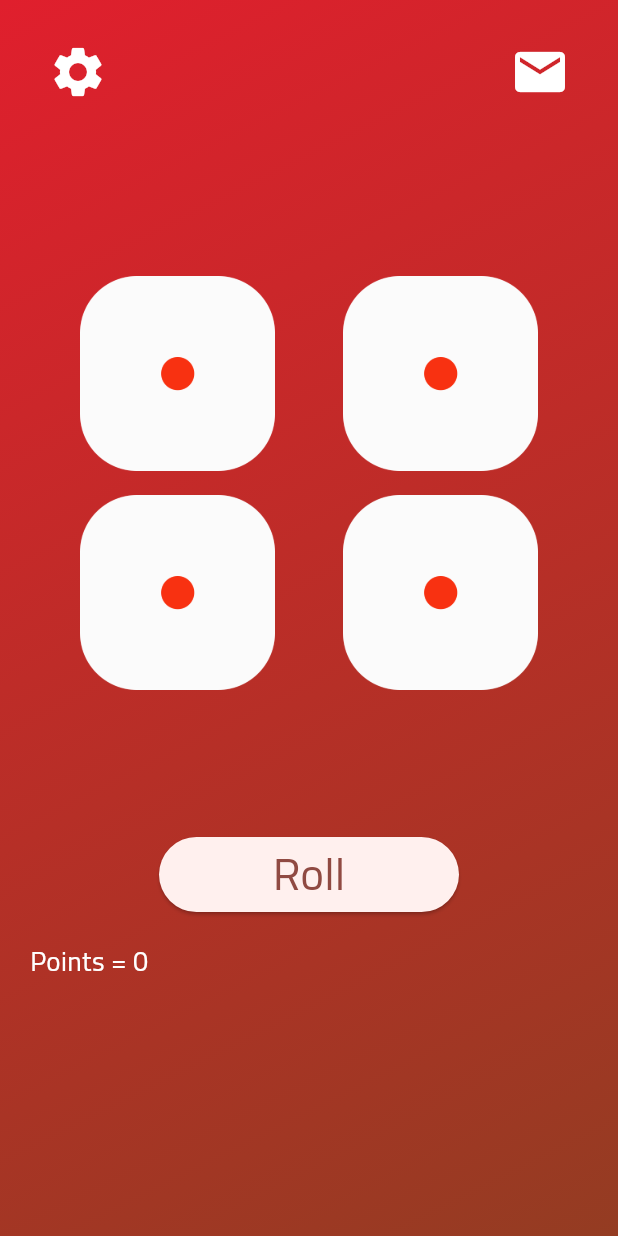
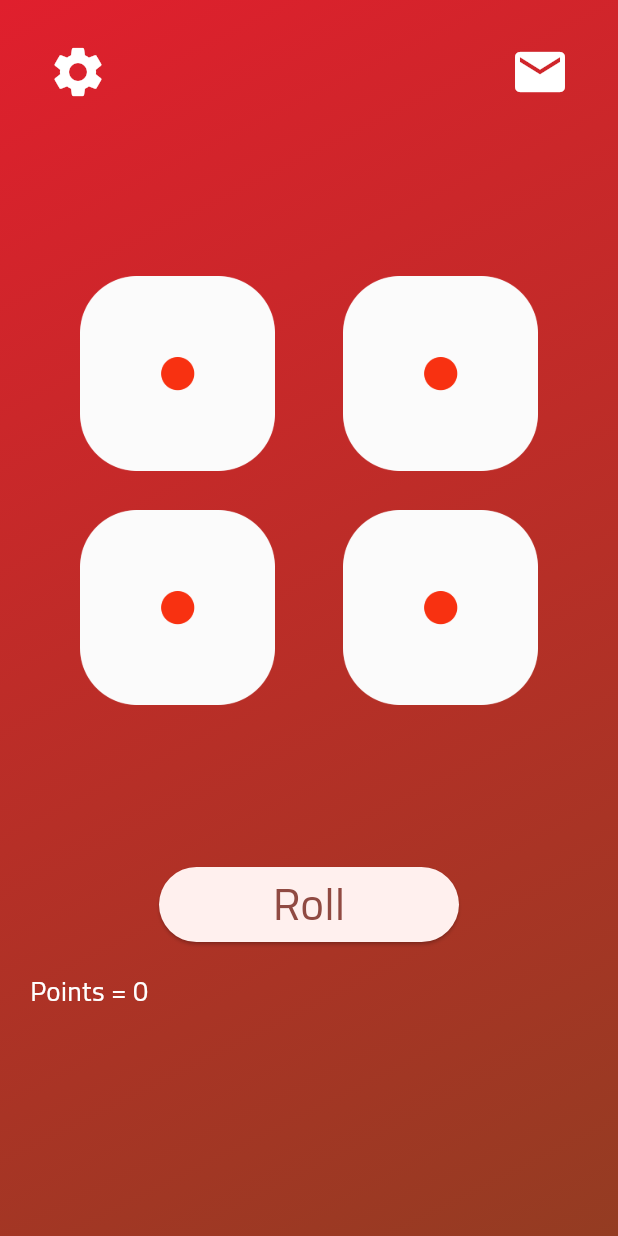
Before and after one commit to SERO68/Rolldice-Project, a Flutter app: the Thirdscreen screen opened directly, on a phone screen of 412 x 824 dp. Run offline on Flutter 3.47's test engine with Material 3 defaults, Android fonts, the phone set to English and light mode, and no system bars.

```diff
--- a/lib/shuffel.dart
+++ b/lib/shuffel.dart
@@ -59,7 +59,7 @@ class _ShuffelState extends State<Shuffel> {
           ),
         ]),
         const SizedBox(
-          height: 90,
+          height: 110,
         ),
         ElevatedButton(
           onPressed: rolldice,
--- a/lib/shuffel2.dart
+++ b/lib/shuffel2.dart
@@ -77,6 +77,7 @@ class _ShuffelState extends State<Shuffel2> {
               width: 130,
             ),
           ),
+          const SizedBox(height: 10),
           TextButton(
             onPressed: clickedimage2,
             child: Image(
@@ -86,7 +87,7 @@ class _ShuffelState extends State<Shuffel2> {
           ),
         ]),
         const SizedBox(
-          height: 90,
+          height: 100,
         ),
         ElevatedButton(
           onPressed: rolldice,
--- a/lib/shuffel3.dart
+++ b/lib/shuffel3.dart
@@ -103,6 +103,8 @@ class _ShuffelState extends State<Shuffel3> {
             ),
           ),
         ]),
+        const SizedBox(height: 10),
+
         Row(mainAxisAlignment: MainAxisAlignment.spaceEvenly, children: [
           TextButton(
             onPressed: clickedimage3,
@@ -113,7 +115,7 @@ class _ShuffelState extends State<Shuffel3> {
           ),
         ]),
         const SizedBox(
-          height: 90,
+          height: 10,
         ),
         ElevatedButton(
           onPressed: rolldice,
--- a/lib/shuffel4.dart
+++ b/lib/shuffel4.dart
@@ -121,6 +121,8 @@ class _ShuffelState extends State<Shuffel4> {
             ),
           ),
         ]),
+                  const SizedBox(height: 10),
+
         Row(mainAxisAlignment: MainAxisAlignment.spaceEvenly, children: [
           TextButton(
             onPressed: clickedimage3,
@@ -138,7 +140,7 @@ class _ShuffelState extends State<Shuffel4> {
           ),
         ]),
         const SizedBox(
-          height: 90,
+          height: 100,
         ),
         ElevatedButton(
           onPressed: rolldice,
--- a/lib/shuffel5.dart
+++ b/lib/shuffel5.dart
@@ -137,6 +137,8 @@ class _ShuffelState extends State<Shuffel5> {
             ),
           ),
         ]),
+                  const SizedBox(height: 10),
+
         Row(
           mainAxisAlignment: MainAxisAlignment.center,
           children: [
@@ -152,6 +154,8 @@ class _ShuffelState extends State<Shuffel5> {
             ),
           ],
         ),
+                  const SizedBox(height: 10),
+
         Row(mainAxisAlignment: MainAxisAlignment.spaceEvenly, children: [
           TextButton(
             onPressed: clickedimage3,
@@ -171,6 +175,7 @@ class _ShuffelState extends State<Shuffel5> {
         const SizedBox(
           height: 20,
         ),
+
         Row(
           mainAxisAlignment: MainAxisAlignment.center,
           children: [
--- a/lib/shuffel6.dart
+++ b/lib/shuffel6.dart
@@ -164,6 +164,8 @@ class _ShuffelState extends State<Shuffel6> {
                           ),
                         ),
                       ]),
+                                const SizedBox(height: 10),
+
                   Row(
                     mainAxisAlignment: MainAxisAlignment.spaceEvenly,
                     children: [
@@ -183,6 +185,8 @@ class _ShuffelState extends State<Shuffel6> {
                       ),
                     ],
                   ),
+                            const SizedBox(height: 10),
+
                   Row(
                       mainAxisAlignment: MainAxisAlignment.spaceEvenly,
                       children: [
```
Also changed, not shown: pubspec.yaml (+14 -0 lines), pubspec.lock, 2 other files.
